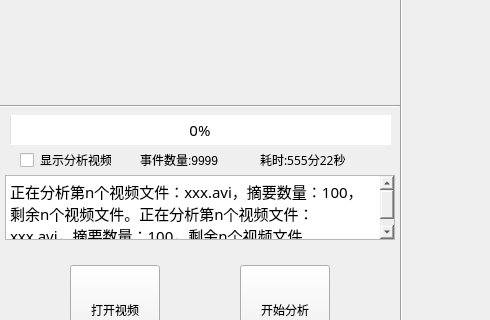
First picture: the form in VideoAbstract_QTver/VideoAbstract_QTver/VideoAbstract_QTver/videoabstract_qtver.ui, repository ronnyMakhuddin/motion-detect-tiqu, before the edit; both pictures show x 0 to 490 and y 195 to 515 of the 1020 by 680 pixel window.
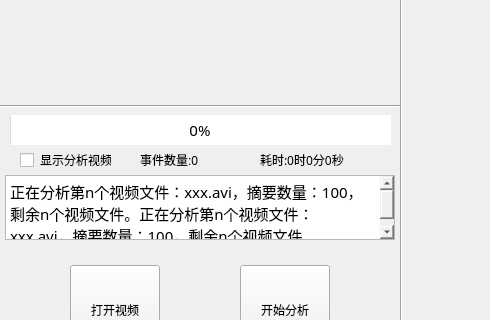
Second picture: the form after the edit. Icons and pictures are not drawn.

```diff
--- a/VideoAbstract_QTver/VideoAbstract_QTver/VideoAbstract_QTver/videoabstract_qtver.ui
+++ b/VideoAbstract_QTver/VideoAbstract_QTver/VideoAbstract_QTver/videoabstract_qtver.ui
@@ -124,7 +124,7 @@
      </font>
     </property>
     <property name="text">
-     <string>耗时:555分22秒</string>
+     <string>耗时:0时0分0秒</string>
     </property>
     <property name="alignment">
      <set>Qt::AlignJustify|Qt::AlignVCenter</set>
@@ -192,7 +192,7 @@
      </rect>
     </property>
     <property name="text">
-     <string>事件数量:9999</string>
+     <string>事件数量:0</string>
     </property>
    </widget>
   </widget>
```
